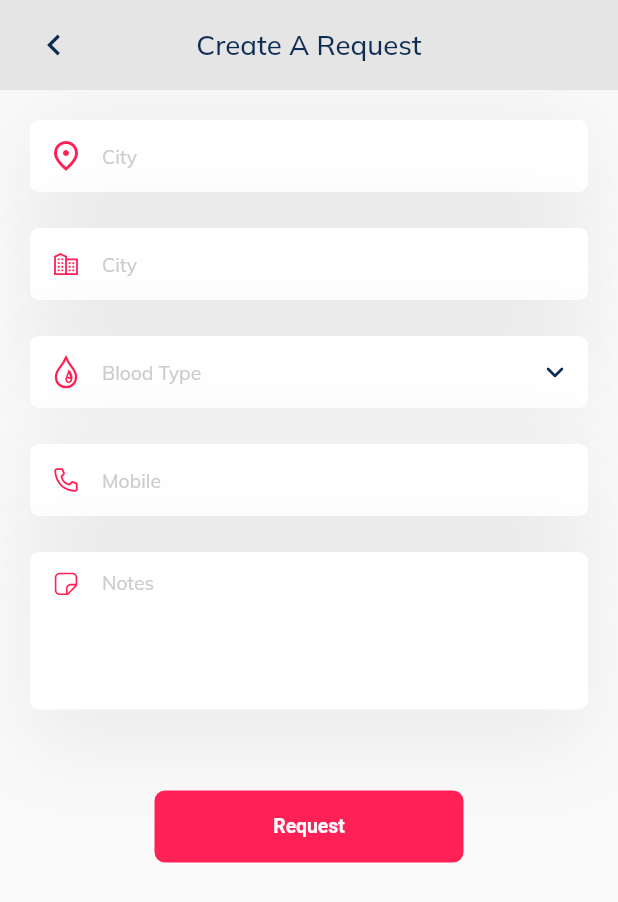
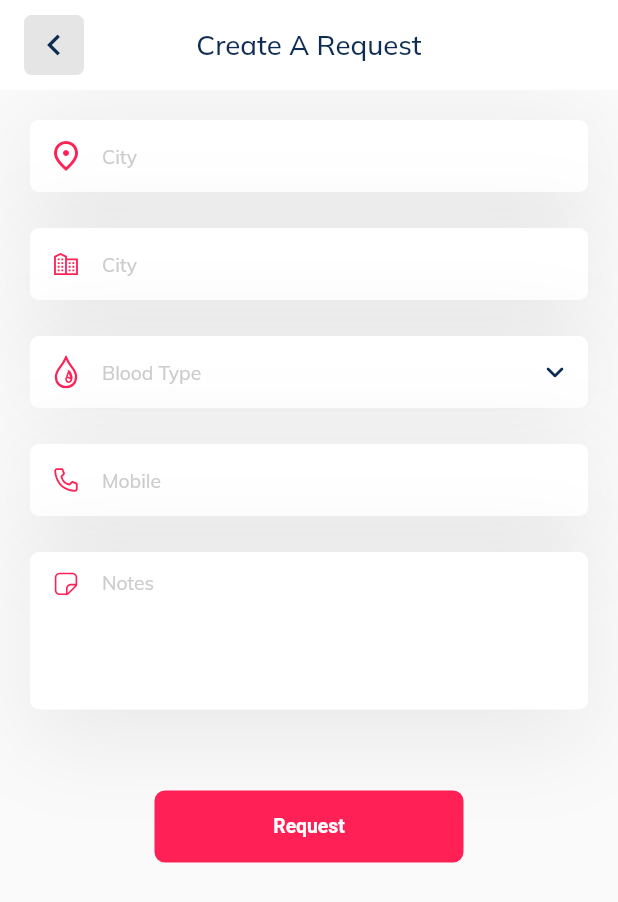
Before and after one commit to dscdut/bloodbond, a Flutter app: the CreateRequestView screen opened by its route, on a phone screen of 412 x 824 dp. Shown: the top 902 px of the screen. Run offline on Flutter 3.47's test engine with Material 2 defaults, Android fonts, the phone set to English and light mode, and no system bars; our stand-ins replace bloc, carousel_slider, dio, dropdown_button2, easy_localization, equatable and 9 more; accounts and stored records are empty; network calls fail.

Commit message:
[Feat]  Fixed comment

```diff
--- a/mobile/lib/common/theme/color_styles.dart
+++ b/mobile/lib/common/theme/color_styles.dart
@@ -25,6 +25,7 @@ abstract class ColorStyles {
   static const Color green600 = Color(0xFF00CC00);
   static const Color green700 = Color(0xFF009900);
 
+  static const Color backgroundAppbar = Color(0xFFE5E5E5);
   static const Color gray100 = Color(0xFFE6E6E6);
   static const Color gray200 = Color(0xFFCCCCCC);
   static const Color gray300 = Color(0xFFB3B3B3);
--- a/mobile/lib/common/widgets/common_app_bar.widget.dart
+++ b/mobile/lib/common/widgets/common_app_bar.widget.dart
@@ -10,7 +10,7 @@ class CommonAppBar extends StatelessWidget implements PreferredSizeWidget {
     super.key,
     this.isCenterTitle = true,
     this.automaticallyImplyLeading = true,
-    this.backgroundColor = const Color(0xFFE5E5E5), //replace Colors.white,
+    this.backgroundColor = Colors.white,
     this.titleColor = ColorStyles.zodiacBlue,
     this.toolbarHeight = AppSize.appBarHeight,
     this.titleSpacing = AppSize.titleSpacing,
--- a/mobile/lib/common/widgets/common_list_items.dart
+++ b/mobile/lib/features/find_donors/widgets/donor_card.widget.dart
@@ -1,7 +1,7 @@
 import 'package:flutter/material.dart';
 
-class CommonListItems extends StatelessWidget {
-  const CommonListItems({
+class DonorCard extends StatelessWidget {
+  const DonorCard({
     this.organisationName = 'Organisation Name',
     this.campaignName = 'Campaign Name',
     super.key,
--- a/mobile/pubspec.yaml
+++ b/mobile/pubspec.yaml
@@ -127,7 +127,7 @@ flutter:
     - assets/images/lottie/
     - assets/images/splash/
     - assets/images/decoration/
-    - assets/images/Ellipse27.png
+
 
   # An image asset can refer to one or more resolution-specific "variants", see
   # https://flutter.dev/assets-and-images/#resolution-aware
```
Also changed, not shown: mobile/lib/features/find_donors/view/find_donors.view.dart (+12 -10 lines).
